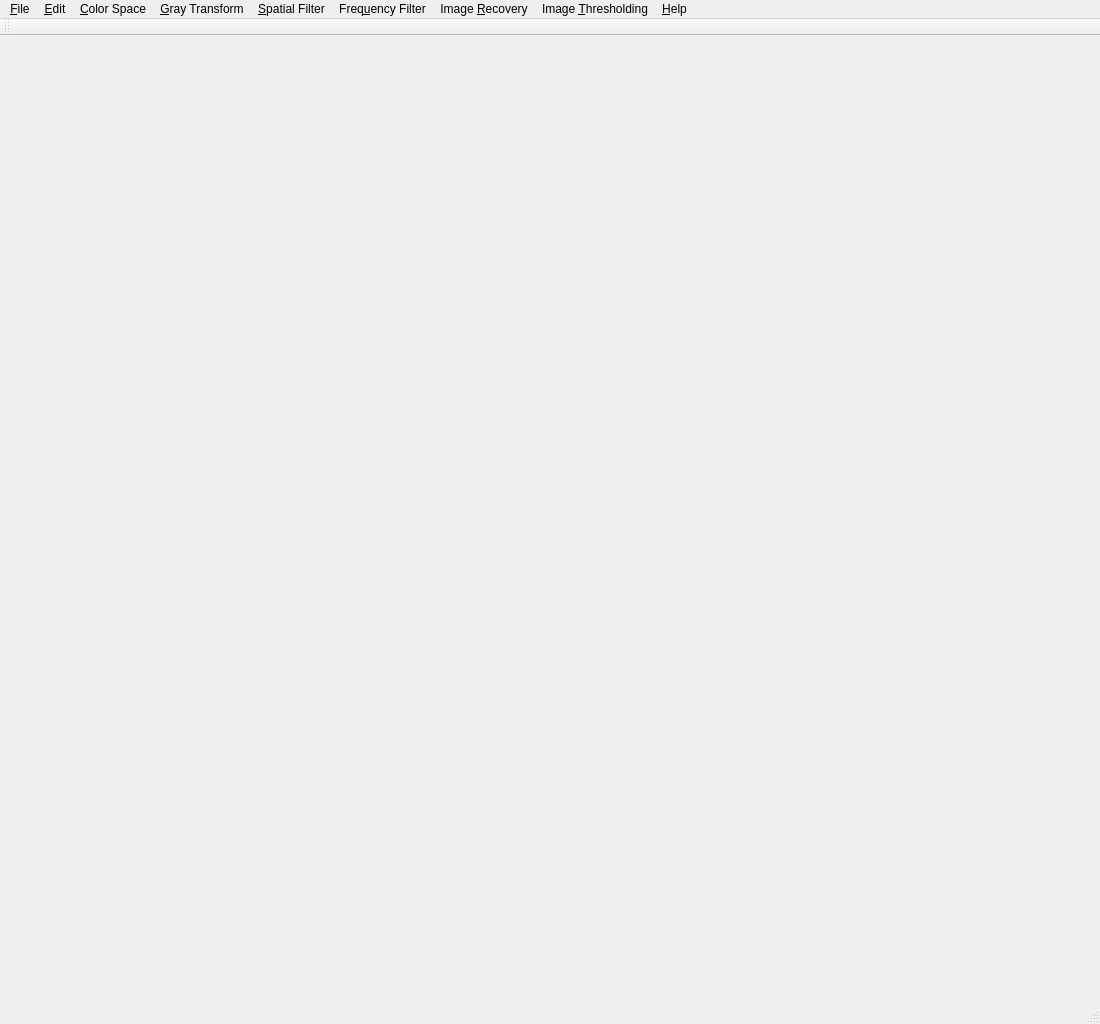
The window that im.ui (hubutui/ImageProcessingKit) describes before a commit, drawn with Qt 5.
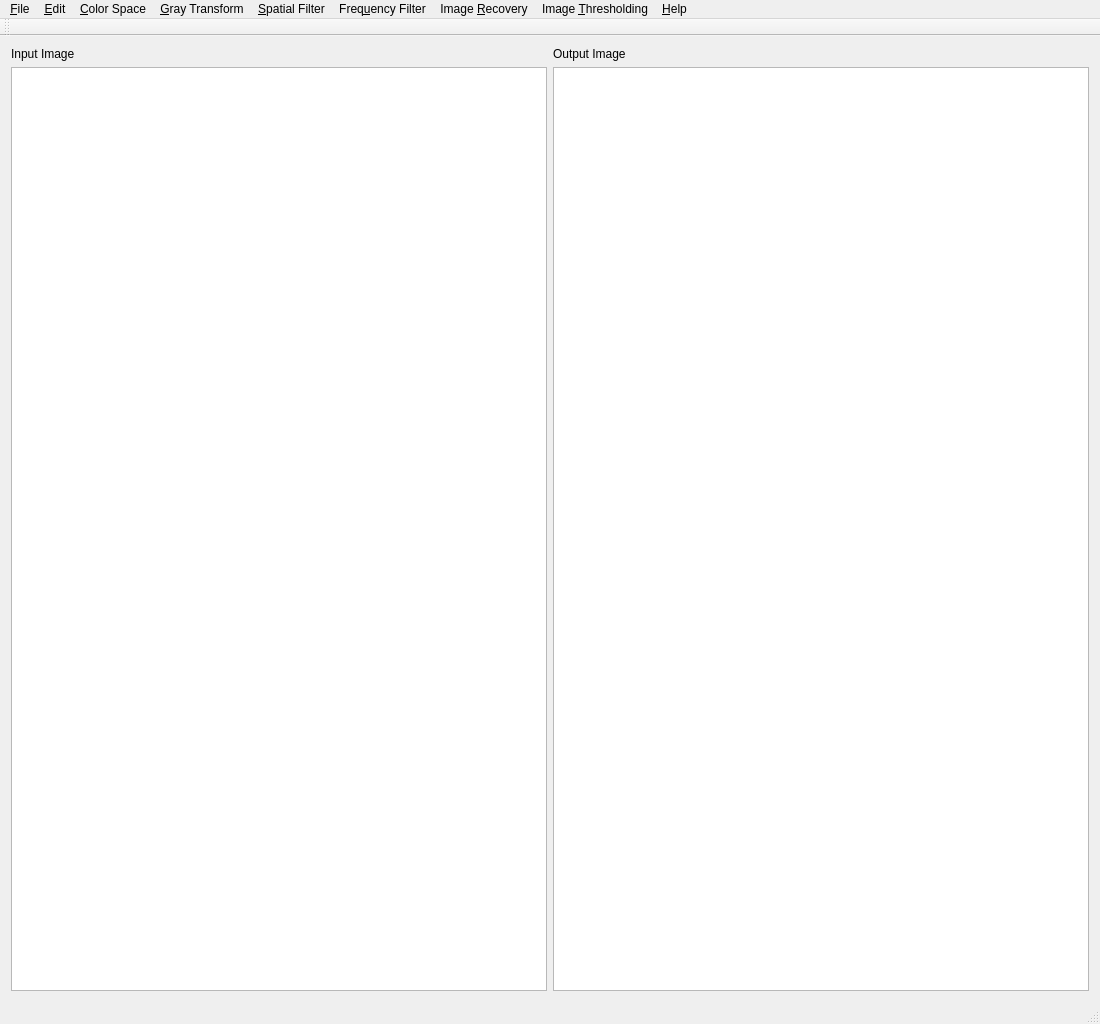
The same window after the commit.

Commit message: 添加了快捷方

The edit to the form file:
```diff
--- a/im.ui
+++ b/im.ui
@@ -19,7 +19,48 @@
   <property name="windowTitle">
    <string>im</string>
   </property>
-  <widget class="QWidget" name="centralWidget"/>
+  <widget class="QWidget" name="centralWidget">
+   <layout class="QVBoxLayout" name="verticalLayout">
+    <item>
+     <layout class="QGridLayout" name="gridLayout">
+      <item row="0" column="0">
+       <widget class="QLabel" name="label_in">
+        <property name="text">
+         <string>Input Image</string>
+        </property>
+       </widget>
+      </item>
+      <item row="0" column="1">
+       <widget class="QLabel" name="label_out">
+        <property name="text">
+         <string>Output Image</string>
+        </property>
+       </widget>
+      </item>
+      <item row="1" column="0">
+       <widget class="QGraphicsView" name="graphicsView_in">
+        <property name="minimumSize">
+         <size>
+          <width>256</width>
+          <height>256</height>
+         </size>
+        </property>
+       </widget>
+      </item>
+      <item row="1" column="1">
+       <widget class="QGraphicsView" name="graphicsView_out">
+        <property name="minimumSize">
+         <size>
+          <width>256</width>
+          <height>256</height>
+         </size>
+        </property>
+       </widget>
+      </item>
+     </layout>
+    </item>
+   </layout>
+  </widget>
   <widget class="QMenuBar" name="menuBar">
    <property name="geometry">
     <rect>
```
Left out of the diff: 24 changed lines with no effect on the pictures.
